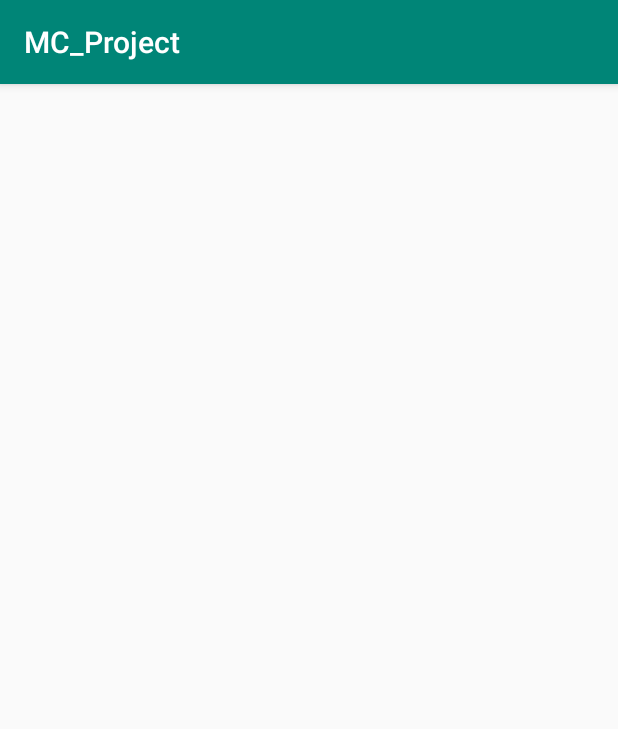
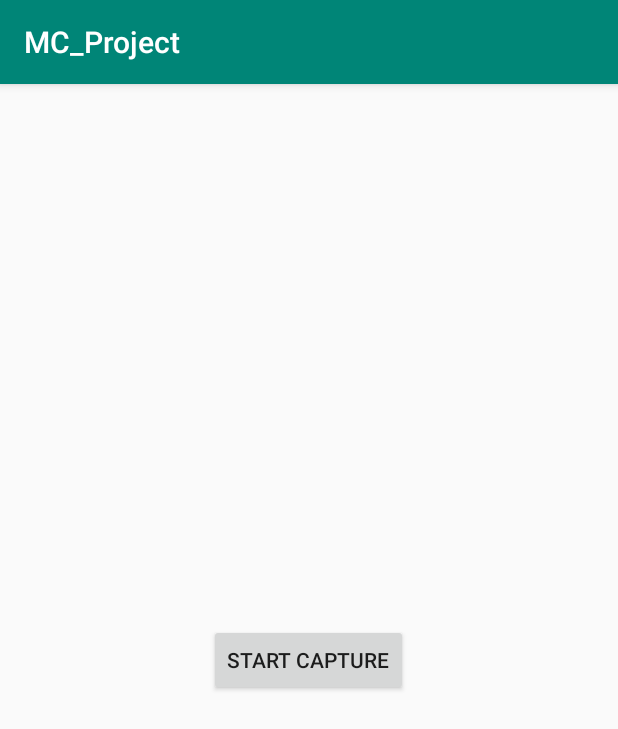
Before and after one commit to Surya97/Mobile-Computing-Project, an Android app: the screen it shows after launch (ObjectActivity), on a phone screen of 412 x 824 dp. Shown: the top 729 px of the screen. Run offline under Robolectric (Android 15) with nearby library versions, the phone set to English and light mode, and no system bars; libraries missing offline, so code that uses them is left out: com.ibm.cloud, com.ibm.watson.

Commit message:
Fixed Camera image retrieval issue and object classification is working. Issues left - TTS not working.

```diff
--- a/app/src/main/AndroidManifest.xml
+++ b/app/src/main/AndroidManifest.xml
@@ -2,8 +2,8 @@
 <manifest xmlns:android="http://schemas.android.com/apk/res/android"
     package="com.example.mc_project">
 
-<!--    <uses-permission android:name="android.permission.CAMERA" />-->
-<!--    <uses-permission android:name="android.permission.INTERNET" />-->
+    <uses-permission android:name="android.permission.CAMERA" />
+    <uses-permission android:name="android.permission.INTERNET"/>
     <uses-permission android:name="android.permission.WRITE_EXTERNAL_STORAGE" />
     <uses-permission android:name="android.permission.READ_EXTERNAL_STORAGE" />
     <uses-feature android:name="android.hardware.camera" />
--- a/app/src/main/res/layout/activity_object.xml
+++ b/app/src/main/res/layout/activity_object.xml
@@ -1,8 +1,20 @@
 <?xml version="1.0" encoding="utf-8"?>
-<androidx.constraintlayout.widget.ConstraintLayout xmlns:android="http://schemas.android.com/apk/res/android"
+<LinearLayout xmlns:android="http://schemas.android.com/apk/res/android"
     xmlns:app="http://schemas.android.com/apk/res-auto"
     xmlns:tools="http://schemas.android.com/tools"
     android:layout_width="match_parent"
     android:layout_height="match_parent"
+    android:gravity="center_horizontal"
+    android:orientation="horizontal"
     tools:context=".ObjectActivity">
-</androidx.constraintlayout.widget.ConstraintLayout>
+
+    <Button
+        android:id="@+id/button"
+        android:layout_width="wrap_content"
+        android:layout_height="wrap_content"
+        android:layout_gravity="center"
+        android:text="Start Capture"
+        android:onClick="startCapture"
+        tools:layout_editor_absoluteX="162dp"
+        tools:layout_editor_absoluteY="332dp" />
+</LinearLayout>
```
Also changed, not shown: app/src/main/java/com/example/mc_project/ObjectActivity.java (+29 -7 lines).
